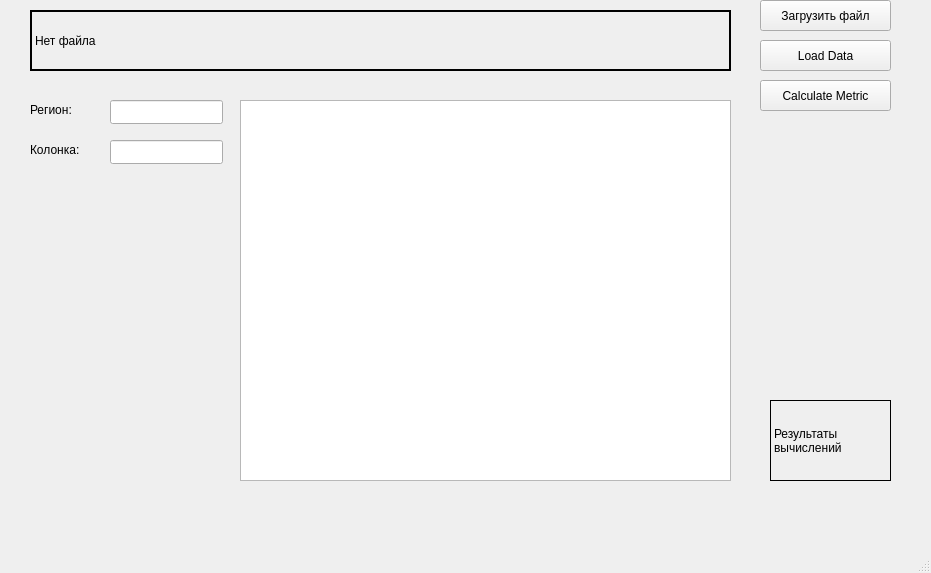
Above: mainwindow.ui from daturax1/lab-2 before the change. Below: the same form after it.
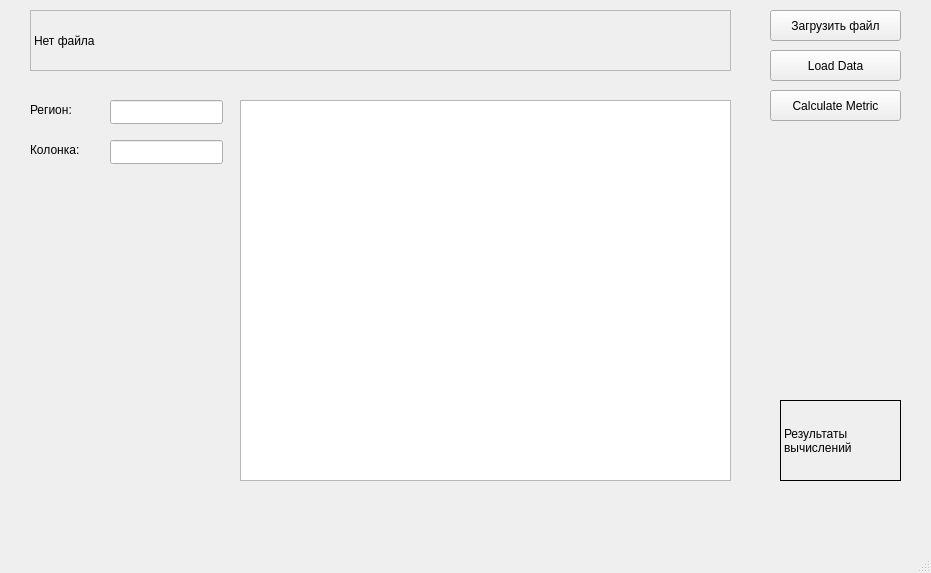
That is the form after the change.

```diff
--- a/mainwindow.ui
+++ b/mainwindow.ui
@@ -29,8 +29,8 @@
    <widget class="QPushButton" name="btn_metric">
     <property name="geometry">
      <rect>
-      <x>760</x>
-      <y>80</y>
+      <x>770</x>
+      <y>90</y>
       <width>131</width>
       <height>31</height>
      </rect>
@@ -42,8 +42,8 @@
    <widget class="QPushButton" name="btn_load">
     <property name="geometry">
      <rect>
-      <x>760</x>
-      <y>40</y>
+      <x>770</x>
+      <y>50</y>
       <width>131</width>
       <height>31</height>
      </rect>
@@ -62,10 +62,13 @@
      </rect>
     </property>
     <property name="frameShape">
-     <enum>QFrame::Panel</enum>
+     <enum>QFrame::StyledPanel</enum>
+    </property>
+    <property name="frameShadow">
+     <enum>QFrame::Raised</enum>
     </property>
     <property name="lineWidth">
-     <number>2</number>
+     <number>20</number>
     </property>
     <property name="text">
      <string>Нет файла</string>
@@ -129,7 +132,7 @@
    <widget class="QLabel" name="label_result">
     <property name="geometry">
      <rect>
-      <x>770</x>
+      <x>780</x>
       <y>400</y>
       <width>121</width>
       <height>81</height>
@@ -161,8 +164,8 @@
    <widget class="QPushButton" name="btn_loadfile">
     <property name="geometry">
      <rect>
-      <x>760</x>
-      <y>0</y>
+      <x>770</x>
+      <y>10</y>
       <width>131</width>
       <height>31</height>
      </rect>
```
Left out of the diff: 2 changed lines with no effect on the pictures.
